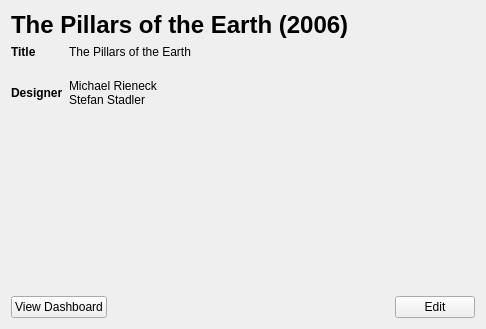
Before: the Qt Designer form ui/designer/fitxa.ui in arielvb/collector, drawn with Qt 5.
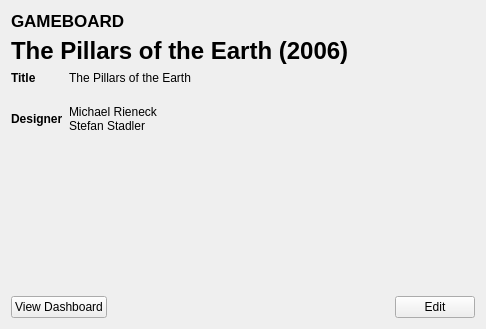
After: the same form once the commit is applied. Icons and pictures are not drawn.

Patch:
```diff
--- a/ui/designer/fitxa.ui
+++ b/ui/designer/fitxa.ui
@@ -14,6 +14,20 @@
    <string>Form</string>
   </property>
   <layout class="QVBoxLayout" name="verticalLayout">
+   <item>
+    <widget class="QLabel" name="label_3">
+     <property name="font">
+      <font>
+       <pointsize>13</pointsize>
+       <weight>75</weight>
+       <bold>true</bold>
+      </font>
+     </property>
+     <property name="text">
+      <string>GAMEBOARD</string>
+     </property>
+    </widget>
+   </item>
    <item>
     <widget class="QLabel" name="label">
      <property name="font">
```
